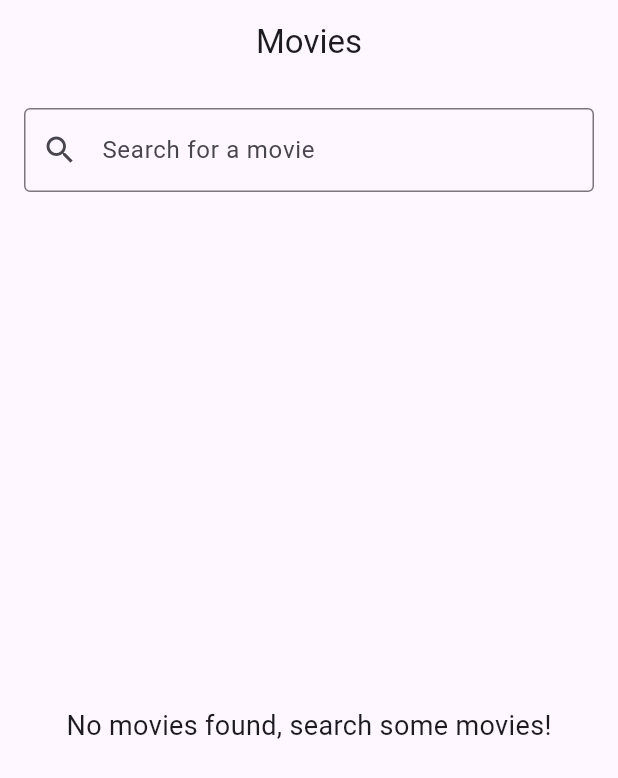
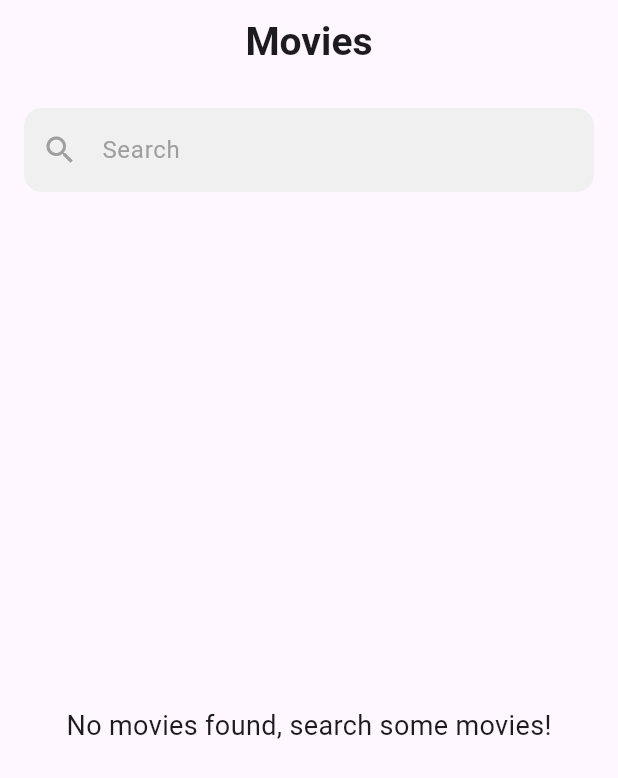
Before and after one commit to GabbenPapa/applion_movie_app, a Flutter app: the screen it shows after launch, on a phone screen of 412 x 824 dp. Shown: the top 778 px of the screen. Run offline on Flutter 3.47's test engine with Material 3 defaults, Android fonts, the phone set to English and light mode, and no system bars; network calls fail.

Commit message:
Movies home screen fixes

```diff
--- a/lib/screens/movies_home.dart
+++ b/lib/screens/movies_home.dart
@@ -51,7 +51,14 @@ class _MoviesHomeScreenState extends State<MoviesHomeScreen> {
     final movies = movieProvider.movies;
 
     return Scaffold(
-      appBar: AppBar(title: const Center(child: Text('Movies'))),
+      appBar: AppBar(
+        title: const Center(
+          child: Text(
+            'Movies',
+            style: TextStyle(fontWeight: FontWeight.bold, fontSize: 26),
+          ),
+        ),
+      ),
       body: SafeArea(
         child: Column(
           children: [
@@ -61,9 +68,15 @@ class _MoviesHomeScreenState extends State<MoviesHomeScreen> {
               child: TextField(
                 controller: _searchController,
                 decoration: const InputDecoration(
-                  prefixIcon: Icon(Icons.search),
-                  hintText: 'Search for a movie',
-                  border: OutlineInputBorder(),
+                  hintStyle: TextStyle(color: Colors.grey),
+                  prefixIcon: Icon(Icons.search, color: Colors.grey),
+                  hintText: 'Search',
+                  border: OutlineInputBorder(
+                    borderRadius: BorderRadius.all(Radius.circular(12)),
+                    borderSide: BorderSide.none,
+                  ),
+                  filled: true,
+                  fillColor: Color.fromARGB(255, 240, 240, 240),
                 ),
                 onChanged: _onSearchChanged,
               ),
```
